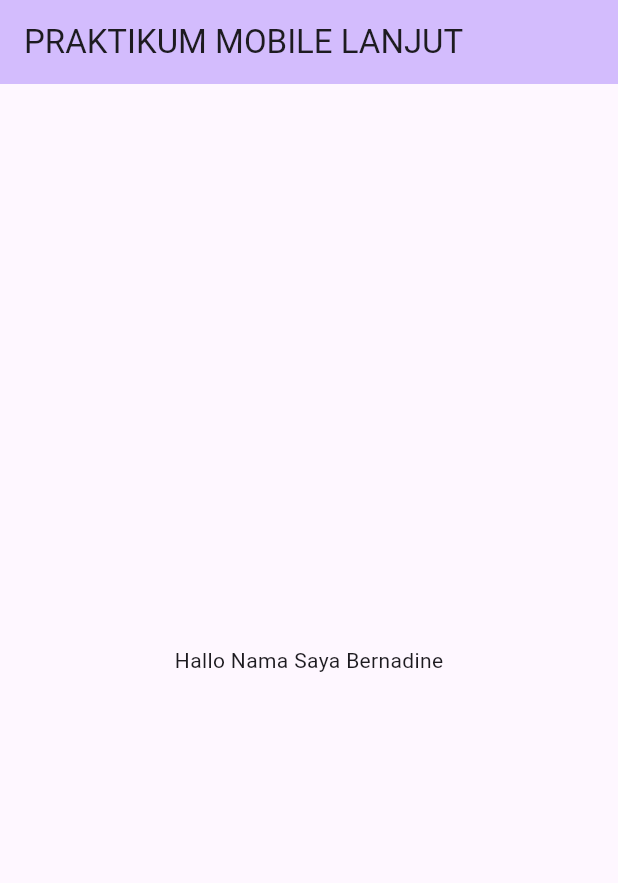
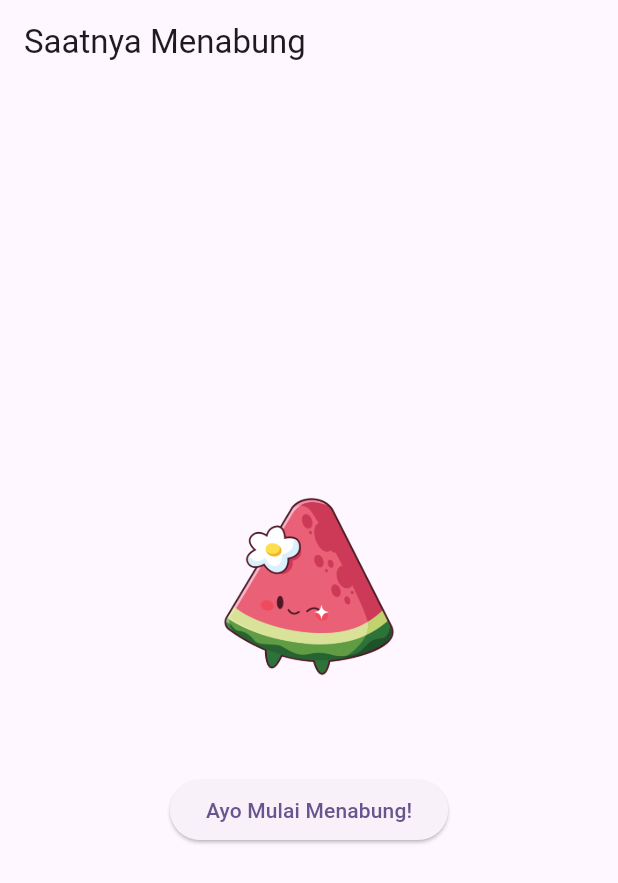
Before and after one commit to bernadineriyantyoputri/prak-mobilelanjut-2317051006, a Flutter app: the screen it shows after launch, on a phone screen of 412 x 824 dp. Shown: the top 883 px of the screen. Run offline on Flutter 3.47's test engine with Material 3 defaults, Android fonts, the phone set to English and light mode, and no system bars.

Commit message:
Pertemuan 3: basic widget

```diff
--- /dev/null
+++ b/lib/basic_widget.dart
@@ -0,0 +1,31 @@
+import 'package:flutter/material.dart';
+
+class RowWidget extends StatelessWidget {
+  const RowWidget({super.key});
+
+  @override
+  Widget build(BuildContext context) {
+    return Scaffold(
+      appBar: AppBar(
+        title: const Text('Saatnya Menabung'),
+        ),
+      body: Center(
+        child: Column(
+          mainAxisAlignment: MainAxisAlignment.center,
+          children: [
+            Image.asset(
+              'assets/images/flover.png',
+              width: 150,
+              height: 150,
+            ),
+            const SizedBox(height: 50),
+            ElevatedButton(
+              onPressed: () {},
+              child: const Text('Ayo Mulai Menabung!'),
+            ),
+          ],
+        ),
+      ),
+    );
+  }
+}
--- a/lib/main.dart
+++ b/lib/main.dart
@@ -1,5 +1,7 @@
 import 'package:flutter/material.dart';
-
+// import 'package:myapp/column_wwidget.dart';
+// import 'package:myapp/row_widget.dart';
+import 'package:myapp/basic_widget.dart';
 void main() {
   runApp(const MyApp());
 }
@@ -10,47 +12,12 @@ class MyApp extends StatelessWidget {
   @override
   Widget build(BuildContext context) {
     return MaterialApp(
-      title: 'Flutter Demo',
+      title: 'Praktikum Mobile Lanjut',
       theme: ThemeData(
         colorScheme: ColorScheme.fromSeed(seedColor: Colors.deepPurple),
-      ),
-      home: const MyHomePage(title: 'PRAKTIKUM MOBILE LANJUT'),
+        useMaterial3: true,
+        ),
+      home: const RowWidget(),
     );
   }
 }
-
-class MyHomePage extends StatefulWidget {
-  const MyHomePage({super.key, required this.title});
-  final String title;
-
-  @override
-  State<MyHomePage> createState() => _MyHomePageState();
-}
-
-class _MyHomePageState extends State<MyHomePage> {
-  int _counter = 0;
-
-  void _incrementCounter() {
-    setState(() {
-      _counter++;
-    });
-  }
-
-  @override
-  Widget build(BuildContext context) {
-    return Scaffold(
-      appBar: AppBar(
-        backgroundColor: Theme.of(context).colorScheme.inversePrimary,
-        title: Text(widget.title),
-      ),
-      body: Center(
-        child: Column(
-          mainAxisAlignment: MainAxisAlignment.center,
-          children: <Widget>[
-            const Text('Hallo Nama Saya Bernadine'),
-          ],
-        ),
-      ),
-    );
-  }
-}
--- a/pubspec.yaml
+++ b/pubspec.yaml
@@ -58,7 +58,8 @@ flutter:
   uses-material-design: true
 
   # To add assets to your application, add an assets section, like this:
-  # assets:
+  assets:
+      - assets/images/
   #   - images/a_dot_burr.jpeg
   #   - images/a_dot_ham.jpeg
 
```
Also changed, not shown: lib/column_widget.dart (added, +22 -0 lines), lib/row_widget.dart (added, +22 -0 lines), assets/images/flover.png (added).
